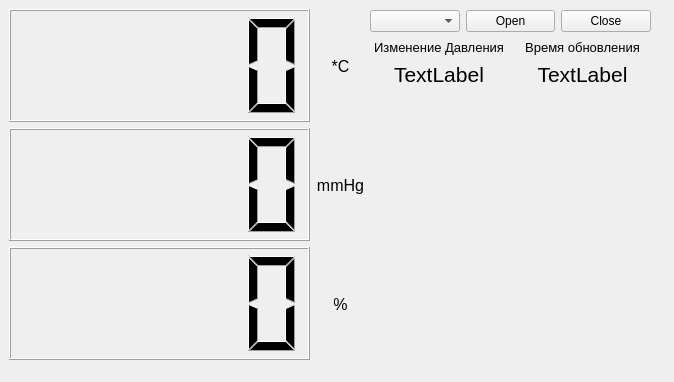
First picture: the form in python/projects/serialControl/design.ui, repository mr-ale141/ale141, before the edit.
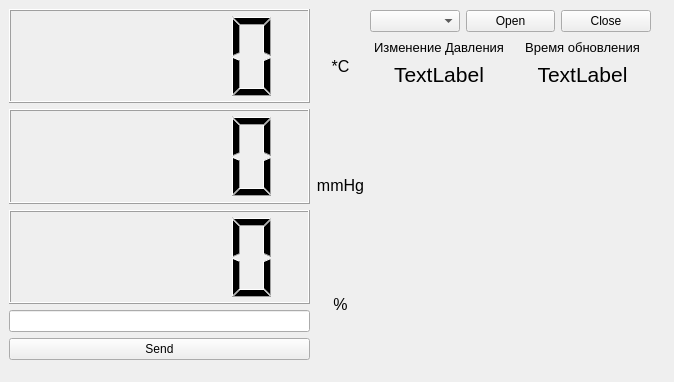
Second picture: the form after the edit. Custom widgets are drawn as their Qt base class.

Commit message: added tft display

What changed in the file:
```diff
--- a/python/projects/serialControl/design.ui
+++ b/python/projects/serialControl/design.ui
@@ -43,6 +43,16 @@
      <item>
       <widget class="QLCDNumber" name="hum"/>
      </item>
+     <item>
+      <widget class="QLineEdit" name="msg"/>
+     </item>
+     <item>
+      <widget class="QPushButton" name="sendButton">
+       <property name="text">
+        <string>Send</string>
+       </property>
+      </widget>
+     </item>
     </layout>
    </widget>
    <widget class="QWidget" name="layoutWidget">
```
The commit also changes 2 other files.
